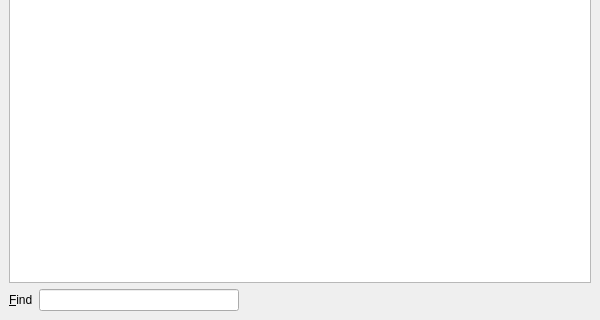
First picture: the form in branches/trunk/UI/spot-on-documentation.ui, repository textbrowser/spot-on, before the edit; both pictures show x 0 to 600 and y 280 to 600 of the 600 by 600 pixel window.
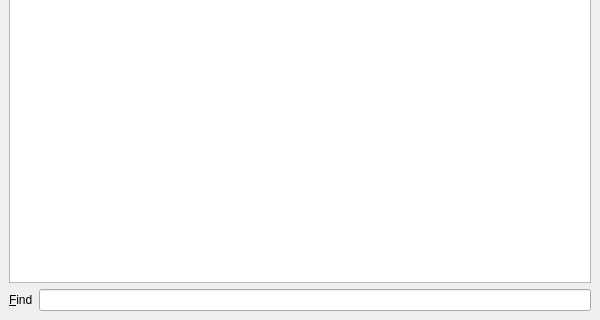
Second picture: the form after the edit. Icons and pictures are not drawn.

```diff
--- a/branches/trunk/UI/spot-on-documentation.ui
+++ b/branches/trunk/UI/spot-on-documentation.ui
@@ -37,39 +37,11 @@
       </item>
       <item>
        <widget class="QLineEdit" name="find">
-        <property name="sizePolicy">
-         <sizepolicy hsizetype="Fixed" vsizetype="Fixed">
-          <horstretch>0</horstretch>
-          <verstretch>0</verstretch>
-         </sizepolicy>
-        </property>
-        <property name="minimumSize">
-         <size>
-          <width>200</width>
-          <height>0</height>
-         </size>
-        </property>
-        <property name="maximumSize">
-         <size>
-          <width>200</width>
-          <height>16777215</height>
-         </size>
+        <property name="toolTip">
+         <string>Please press the Enter key after providing the search text.</string>
         </property>
        </widget>
       </item>
-      <item>
-       <spacer name="horizontalSpacer">
-        <property name="orientation">
-         <enum>Qt::Horizontal</enum>
-        </property>
-        <property name="sizeHint" stdset="0">
-         <size>
-          <width>40</width>
-          <height>20</height>
-         </size>
-        </property>
-       </spacer>
-      </item>
      </layout>
     </item>
    </layout>
```
